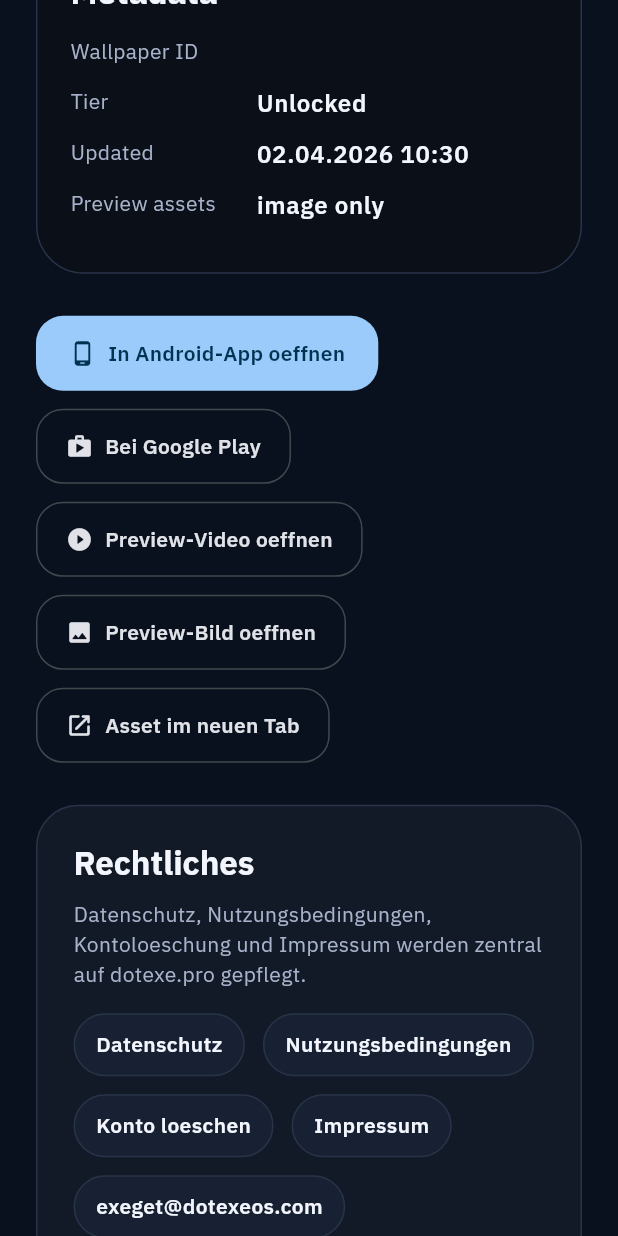
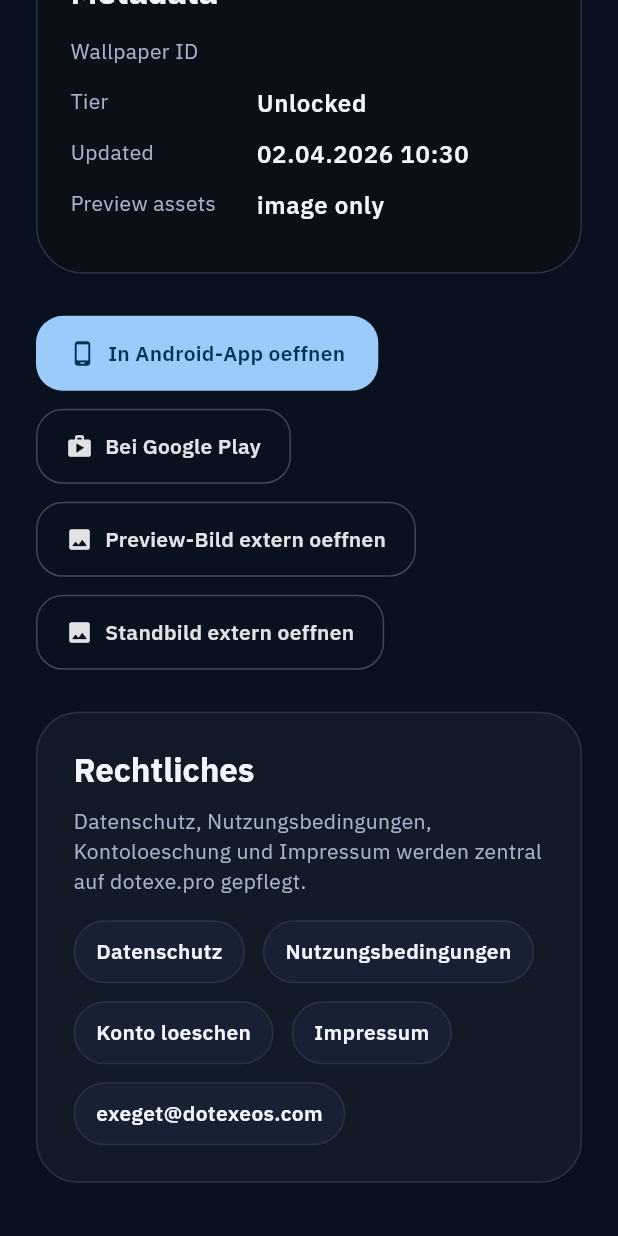
Before and after one commit to arthuss/exeOS, a Flutter app: the _DetailBody widget shown alone on an empty page, opened directly with empty values, scrolled down 1034 dp, on a phone screen of 412 x 824 dp. Run offline on Flutter 3.47's test engine with Material 3 defaults, Android fonts, the phone set to English and light mode, and no system bars; our stand-ins replace go_router, google_fonts; network calls fail.

Commit message:
Fix exeOS legal routing and preview CTA

```diff
--- a/lib/features/catalog/presentation/catalog_detail_screen.dart
+++ b/lib/features/catalog/presentation/catalog_detail_screen.dart
@@ -157,23 +157,25 @@ class _DetailBody extends StatelessWidget {
               icon: const Icon(Icons.shop_rounded),
               label: const Text('Bei Google Play'),
             ),
-            if (item.previewVideoUrl != null)
+            if (previewUrl != null)
               OutlinedButton.icon(
-                onPressed: () => _launchExternal(item.previewVideoUrl!),
-                icon: const Icon(Icons.play_circle_fill_rounded),
-                label: const Text('Preview-Video oeffnen'),
+                onPressed: () => _launchExternal(previewUrl),
+                icon: Icon(
+                  item.hasPreviewVideo
+                      ? Icons.play_circle_fill_rounded
+                      : Icons.image_rounded,
                 ),
-            if (item.previewImageUrl != null)
+                label: Text(
+                  item.hasPreviewVideo
+                      ? 'Preview extern oeffnen'
+                      : 'Preview-Bild extern oeffnen',
+                ),
+              ),
+            if (item.previewImageUrl != null && item.previewVideoUrl != null)
               OutlinedButton.icon(
                 onPressed: () => _launchExternal(item.previewImageUrl!),
                 icon: const Icon(Icons.image_rounded),
-                label: const Text('Preview-Bild oeffnen'),
-              ),
-            if (previewUrl != null)
-              OutlinedButton.icon(
-                onPressed: () => _launchExternal(previewUrl),
-                icon: const Icon(Icons.open_in_new_rounded),
-                label: const Text('Asset im neuen Tab'),
+                label: const Text('Standbild extern oeffnen'),
               ),
           ],
         ),
@@ -191,26 +193,8 @@ class _PreviewSurface extends StatelessWidget {
 
   @override
   Widget build(BuildContext context) {
-    return Container(
-      decoration: BoxDecoration(
-        color: CatalogPreviewSection.cardColor,
-        borderRadius: BorderRadius.circular(32),
-        border: Border.all(color: CatalogPreviewSection.outlineColor),
-      ),
-      child: Padding(
-        padding: const EdgeInsets.all(18),
-        child: Column(
-          crossAxisAlignment: CrossAxisAlignment.start,
-          children: [
-            Text(
-              'Preview surface',
-              style: Theme.of(context).textTheme.titleLarge?.copyWith(
-                color: CatalogPreviewSection.textColor,
-                fontWeight: FontWeight.w800,
-              ),
-            ),
-            const SizedBox(height: 14),
-            ClipRRect(
+    final previewUrl = item.previewVideoUrl ?? item.previewImageUrl;
+    final previewCard = ClipRRect(
       borderRadius: BorderRadius.circular(24),
       child: Stack(
         children: [
@@ -221,14 +205,10 @@ class _PreviewSurface extends StatelessWidget {
                 : Image.network(
                     item.previewImageUrl!,
                     fit: BoxFit.cover,
-                            webHtmlElementStrategy:
-                                WebHtmlElementStrategy.prefer,
-                            errorBuilder: (_, __, ___) =>
-                                const _DetailFallback(),
+                    webHtmlElementStrategy: WebHtmlElementStrategy.prefer,
+                    errorBuilder: (_, __, ___) => const _DetailFallback(),
                     loadingBuilder: (context, child, progress) =>
-                                progress == null
-                                ? child
-                                : const _DetailFallback(),
+                        progress == null ? child : const _DetailFallback(),
                   ),
           ),
           Positioned.fill(
@@ -285,8 +265,8 @@ class _PreviewSurface extends StatelessWidget {
                       const SizedBox(height: 4),
                       Text(
                         item.hasPreviewVideo
-                                    ? 'Die Karte fuehrt jetzt in eine echte Detailansicht. Das MP4 liegt separat als verlinkbares Preview-Asset vor.'
-                                    : 'Fuer diesen Eintrag ist aktuell nur das Preview-Bild im Feed-Snapshot vorhanden.',
+                            ? 'Thumbnail und Play-Overlay oeffnen direkt das exportierte Preview-MP4.'
+                            : 'Das Thumbnail oeffnet direkt das exportierte Preview-Bild.',
                         style: Theme.of(context).textTheme.bodyMedium
                             ?.copyWith(
                               color: Colors.white.withAlpha(210),
@@ -301,7 +281,39 @@ class _PreviewSurface extends StatelessWidget {
           ),
         ],
       ),
+    );
+
+    final interactivePreviewCard = previewUrl == null
+        ? previewCard
+        : MouseRegion(
+            cursor: SystemMouseCursors.click,
+            child: GestureDetector(
+              behavior: HitTestBehavior.opaque,
+              onTap: () => _launchExternal(previewUrl),
+              child: previewCard,
             ),
+          );
+
+    return Container(
+      decoration: BoxDecoration(
+        color: CatalogPreviewSection.cardColor,
+        borderRadius: BorderRadius.circular(32),
+        border: Border.all(color: CatalogPreviewSection.outlineColor),
+      ),
+      child: Padding(
+        padding: const EdgeInsets.all(18),
+        child: Column(
+          crossAxisAlignment: CrossAxisAlignment.start,
+          children: [
+            Text(
+              'Preview surface',
+              style: Theme.of(context).textTheme.titleLarge?.copyWith(
+                color: CatalogPreviewSection.textColor,
+                fontWeight: FontWeight.w800,
+              ),
+            ),
+            const SizedBox(height: 14),
+            interactivePreviewCard,
           ],
         ),
       ),
--- a/lib/features/legal/presentation/legal_document_screen.dart
+++ b/lib/features/legal/presentation/legal_document_screen.dart
@@ -238,7 +238,7 @@ class _LegalSectionCard extends StatelessWidget {
 
   Future<void> _openLink(BuildContext context, LegalLinkData link) async {
     if (link.internal) {
-      context.push(link.target);
+      context.go(link.target);
       return;
     }
     final uri = Uri.tryParse(link.target);
--- a/lib/features/legal/presentation/widgets/legal_footer.dart
+++ b/lib/features/legal/presentation/widgets/legal_footer.dart
@@ -46,19 +46,19 @@ class LegalFooter extends StatelessWidget {
             children: [
               _FooterLinkChip(
                 label: 'Datenschutz',
-                onTap: () => context.push('/privacy-policy'),
+                onTap: () => context.go('/privacy-policy'),
               ),
               _FooterLinkChip(
                 label: 'Nutzungsbedingungen',
-                onTap: () => context.push('/terms-of-service'),
+                onTap: () => context.go('/terms-of-service'),
               ),
               _FooterLinkChip(
                 label: 'Konto loeschen',
-                onTap: () => context.push('/delete-account'),
+                onTap: () => context.go('/delete-account'),
               ),
               _FooterLinkChip(
                 label: 'Impressum',
-                onTap: () => context.push('/impressum'),
+                onTap: () => context.go('/impressum'),
               ),
               _FooterLinkChip(
                 label: legalContactEmail,
```
Also changed, not shown: 2 other files. Lines whose indentation alone changed are shown as unchanged.
